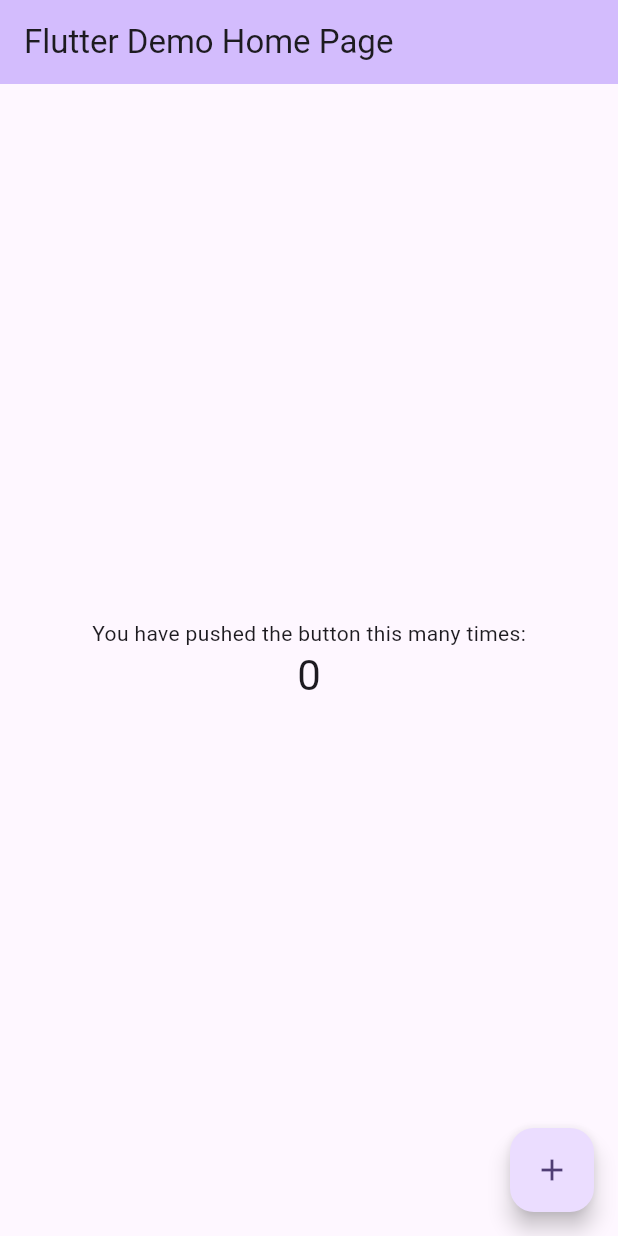
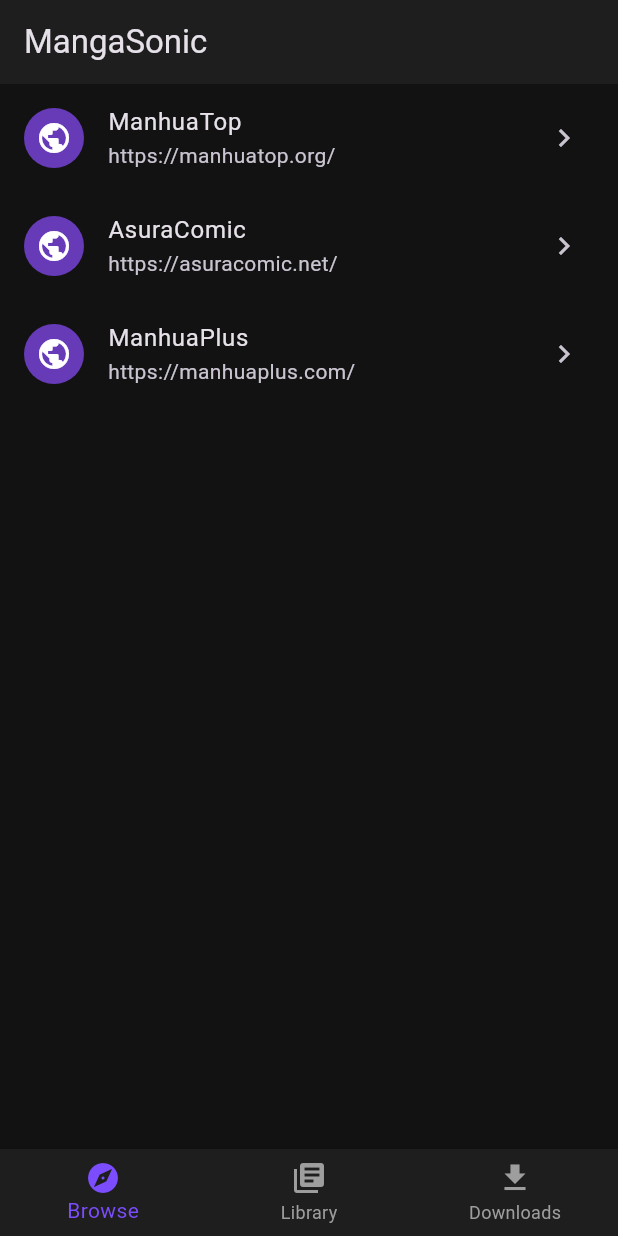
Before and after one commit to Daveruiz1233/MangaSonic, a Flutter app: the screen it shows after launch, on a phone screen of 412 x 824 dp. Run offline on Flutter 3.47's test engine with Material 3 defaults, Android fonts, the phone set to English and light mode, and no system bars; our stand-ins replace hive_flutter; accounts and stored records are empty.

Commit message:
Basic navigation and UI screens including library with category support

```diff
--- a/lib/main.dart
+++ b/lib/main.dart
@@ -1,122 +1,43 @@
 import 'package:flutter/material.dart';
+import 'package:provider/provider.dart';
+import 'package:hive_flutter/hive_flutter.dart';
 
-void main() {
-  runApp(const MyApp());
+import 'ui/screens/home_screen.dart';
+
+void main() async {
+  WidgetsFlutterBinding.ensureInitialized();
+  await Hive.initFlutter();
+  // Open Hive boxes for library and downloads later
+  // await Hive.openBox('library');
+
+  runApp(
+    MultiProvider(
+      providers: [
+        // App State providers will go here
+        Provider<String>(create: (_) => 'DummyProvider'),
+      ],
+      child: const MangaSonicApp(),
+    ),
+  );
 }
 
-class MyApp extends StatelessWidget {
-  const MyApp({super.key});
+class MangaSonicApp extends StatelessWidget {
+  const MangaSonicApp({Key? key}) : super(key: key);
 
-  // This widget is the root of your application.
   @override
   Widget build(BuildContext context) {
     return MaterialApp(
-      title: 'Flutter Demo',
-      theme: ThemeData(
-        // This is the theme of your application.
-        //
-        // TRY THIS: Try running your application with "flutter run". You'll see
-        // the application has a purple toolbar. Then, without quitting the app,
-        // try changing the seedColor in the colorScheme below to Colors.green
-        // and then invoke "hot reload" (save your changes or press the "hot
-        // reload" button in a Flutter-supported IDE, or press "r" if you used
-        // the command line to start the app).
-        //
-        // Notice that the counter didn't reset back to zero; the application
-        // state is not lost during the reload. To reset the state, use hot
-        // restart instead.
-        //
-        // This works for code too, not just values: Most code changes can be
-        // tested with just a hot reload.
-        colorScheme: .fromSeed(seedColor: Colors.deepPurple),
+      title: 'MangaSonic',
+      debugShowCheckedModeBanner: false,
+      theme: ThemeData.dark().copyWith(
+        primaryColor: Colors.deepPurple,
+        scaffoldBackgroundColor: const Color(0xFF121212),
+        appBarTheme: const AppBarTheme(
+          backgroundColor: Color(0xFF1E1E1E),
+          elevation: 0,
+        ),
       ),
-      home: const MyHomePage(title: 'Flutter Demo Home Page'),
+      home: const HomeScreen(),
     );
   }
 }
-
-class MyHomePage extends StatefulWidget {
-  const MyHomePage({super.key, required this.title});
-
-  // This widget is the home page of your application. It is stateful, meaning
-  // that it has a State object (defined below) that contains fields that affect
-  // how it looks.
-
-  // This class is the configuration for the state. It holds the values (in this
-  // case the title) provided by the parent (in this case the App widget) and
-  // used by the build method of the State. Fields in a Widget subclass are
-  // always marked "final".
-
-  final String title;
-
-  @override
-  State<MyHomePage> createState() => _MyHomePageState();
-}
-
-class _MyHomePageState extends State<MyHomePage> {
-  int _counter = 0;
-
-  void _incrementCounter() {
-    setState(() {
-      // This call to setState tells the Flutter framework that something has
-      // changed in this State, which causes it to rerun the build method below
-      // so that the display can reflect the updated values. If we changed
-      // _counter without calling setState(), then the build method would not be
-      // called again, and so nothing would appear to happen.
-      _counter++;
-    });
-  }
-
-  @override
-  Widget build(BuildContext context) {
-    // This method is rerun every time setState is called, for instance as done
-    // by the _incrementCounter method above.
-    //
-    // The Flutter framework has been optimized to make rerunning build methods
-    // fast, so that you can just rebuild anything that needs updating rather
-    // than having to individually change instances of widgets.
-    return Scaffold(
-      appBar: AppBar(
-        // TRY THIS: Try changing the color here to a specific color (to
-        // Colors.amber, perhaps?) and trigger a hot reload to see the AppBar
-        // change color while the other colors stay the same.
-        backgroundColor: Theme.of(context).colorScheme.inversePrimary,
-        // Here we take the value from the MyHomePage object that was created by
-        // the App.build method, and use it to set our appbar title.
-        title: Text(widget.title),
-      ),
-      body: Center(
-        // Center is a layout widget. It takes a single child and positions it
-        // in the middle of the parent.
-        child: Column(
-          // Column is also a layout widget. It takes a list of children and
-          // arranges them vertically. By default, it sizes itself to fit its
-          // children horizontally, and tries to be as tall as its parent.
-          //
-          // Column has various properties to control how it sizes itself and
-          // how it positions its children. Here we use mainAxisAlignment to
-          // center the children vertically; the main axis here is the vertical
-          // axis because Columns are vertical (the cross axis would be
-          // horizontal).
-          //
-          // TRY THIS: Invoke "debug painting" (choose the "Toggle Debug Paint"
-          // action in the IDE, or press "p" in the console), to see the
-          // wireframe for each widget.
-          mainAxisAlignment: .center,
-          children: [
-            const Text('You have pushed the button this many times:'),
-            Text(
-              '$_counter',
-              style: Theme.of(context).textTheme.headlineMedium,
-            ),
-          ],
-        ),
-      ),
-      floatingActionButton: FloatingActionButton(
-        onPressed: _incrementCounter,
-        tooltip: 'Increment',
-        child: const Icon(Icons.add),
-      ),
-    );
-  }
-}
--- a/lib/ui/screens/home_screen.dart
+++ b/lib/ui/screens/home_screen.dart
@@ -0,0 +1,80 @@
+import 'package:flutter/material.dart';
+import 'library_screen.dart';
+import 'downloads_screen.dart';
+import 'site_screen.dart';
+
+class HomeScreen extends StatefulWidget {
+  const HomeScreen({Key? key}) : super(key: key);
+
+  @override
+  State<HomeScreen> createState() => _HomeScreenState();
+}
+
+class _HomeScreenState extends State<HomeScreen> {
+  int _currentIndex = 0;
+
+  final List<Widget> _screens = [
+    const SiteListTab(),
+    const LibraryScreen(),
+    const DownloadsScreen(),
+  ];
+
+  @override
+  Widget build(BuildContext context) {
+    return Scaffold(
+      body: _screens[_currentIndex],
+      bottomNavigationBar: BottomNavigationBar(
+        currentIndex: _currentIndex,
+        onTap: (index) => setState(() => _currentIndex = index),
+        selectedItemColor: Colors.deepPurpleAccent,
+        unselectedItemColor: Colors.grey,
+        backgroundColor: const Color(0xFF1E1E1E),
+        items: const [
+          BottomNavigationBarItem(icon: Icon(Icons.explore), label: 'Browse'),
+          BottomNavigationBarItem(icon: Icon(Icons.library_books), label: 'Library'),
+          BottomNavigationBarItem(icon: Icon(Icons.download), label: 'Downloads'),
+        ],
+      ),
+    );
+  }
+}
+
+class SiteListTab extends StatelessWidget {
+  const SiteListTab({Key? key}) : super(key: key);
+
+  final List<Map<String, String>> sites = const [
+    {'name': 'ManhuaTop', 'url': 'https://manhuatop.org/'},
+    {'name': 'AsuraComic', 'url': 'https://asuracomic.net/'},
+    {'name': 'ManhuaPlus', 'url': 'https://manhuaplus.com/'},
+  ];
+
+  @override
+  Widget build(BuildContext context) {
+    return Scaffold(
+      appBar: AppBar(title: const Text('MangaSonic')),
+      body: ListView.builder(
+        itemCount: sites.length,
+        itemBuilder: (context, index) {
+          final site = sites[index];
+          return ListTile(
+            leading: const CircleAvatar(
+              backgroundColor: Colors.deepPurple,
+              child: Icon(Icons.public, color: Colors.white),
+            ),
+            title: Text(site['name']!),
+            subtitle: Text(site['url']!),
+            trailing: const Icon(Icons.chevron_right),
+            onTap: () {
+              Navigator.push(
+                context,
+                MaterialPageRoute(
+                  builder: (_) => SiteScreen(siteName: site['name']!, siteUrl: site['url']!),
+                ),
+              );
+            },
+          );
+        },
+      ),
+    );
+  }
+}
```
Also changed, not shown: lib/ui/screens/chapter_reader_screen.dart (+49 -0 lines), lib/ui/screens/downloads_screen.dart (+17 -0 lines), lib/ui/screens/library_screen.dart (+25 -0 lines), lib/ui/screens/manga_screen.dart (+61 -0 lines), lib/ui/screens/site_screen.dart (+78 -0 lines), pubspec.yaml (+7 -0 lines), pubspec.lock, 63 other files.
